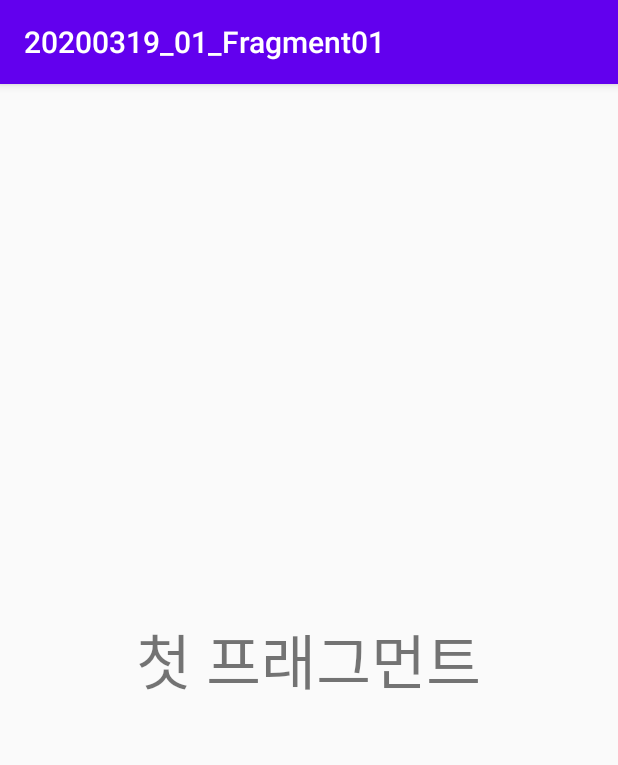
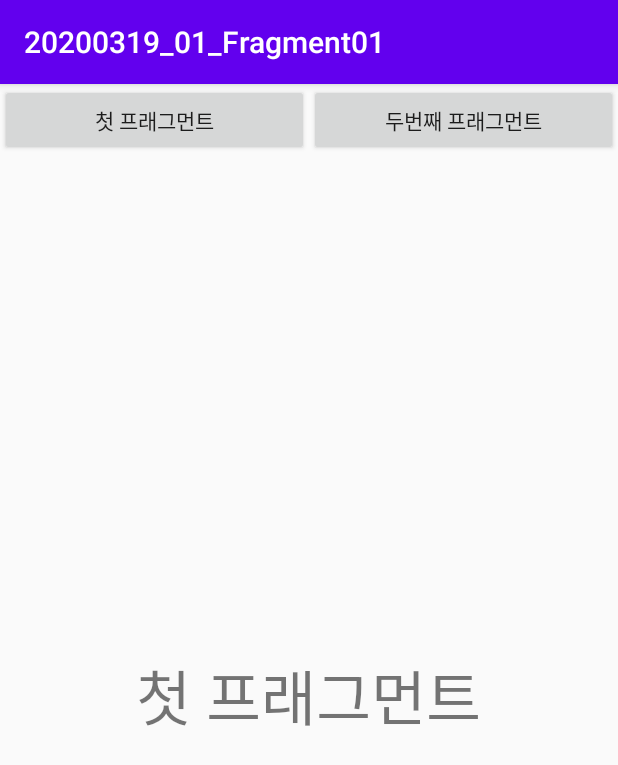
Before and after one commit to alonso14ss/20200319_01_Fragment01, an Android app: the screen it shows after launch (MainActivity), on a phone screen of 412 x 824 dp. Shown: the top 765 px of the screen. Run offline under Robolectric (Android 15) with nearby library versions, the phone set to English and light mode, and no system bars; our stand-ins replace data binding.

Commit message:
메인 액티비티 구조 변경  - 프래그먼트를 부르는 버튼 추가

```diff
--- a/app/src/main/res/layout/activity_main.xml
+++ b/app/src/main/res/layout/activity_main.xml
@@ -10,6 +10,27 @@
         tools:context=".MainActivity"
         android:orientation="vertical">
 
+        <LinearLayout
+            android:layout_width="match_parent"
+            android:layout_height="wrap_content"
+            android:orientation="horizontal">
+
+            <Button
+                android:id="@+id/firstFragCallBtn"
+                android:layout_width="0dp"
+                android:layout_height="wrap_content"
+                android:layout_weight="1"
+                android:text="첫 프래그먼트"/>
+
+            <Button
+                android:id="@+id/secondFrageCallBtn"
+                android:layout_width="0dp"
+                android:layout_height="wrap_content"
+                android:layout_weight="1"
+                android:text="두번째 프래그먼트"/>
+
+        </LinearLayout>
+
         <fragment
             android:id="@+id/firstFrag"
             android:layout_width="match_parent"
```
